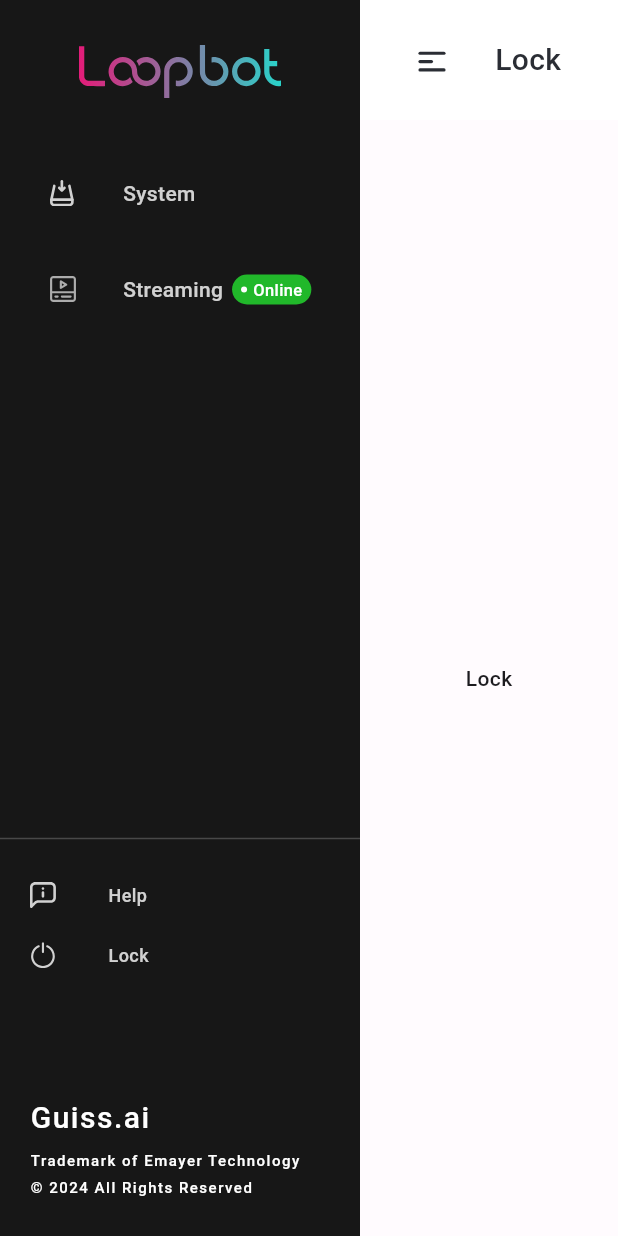
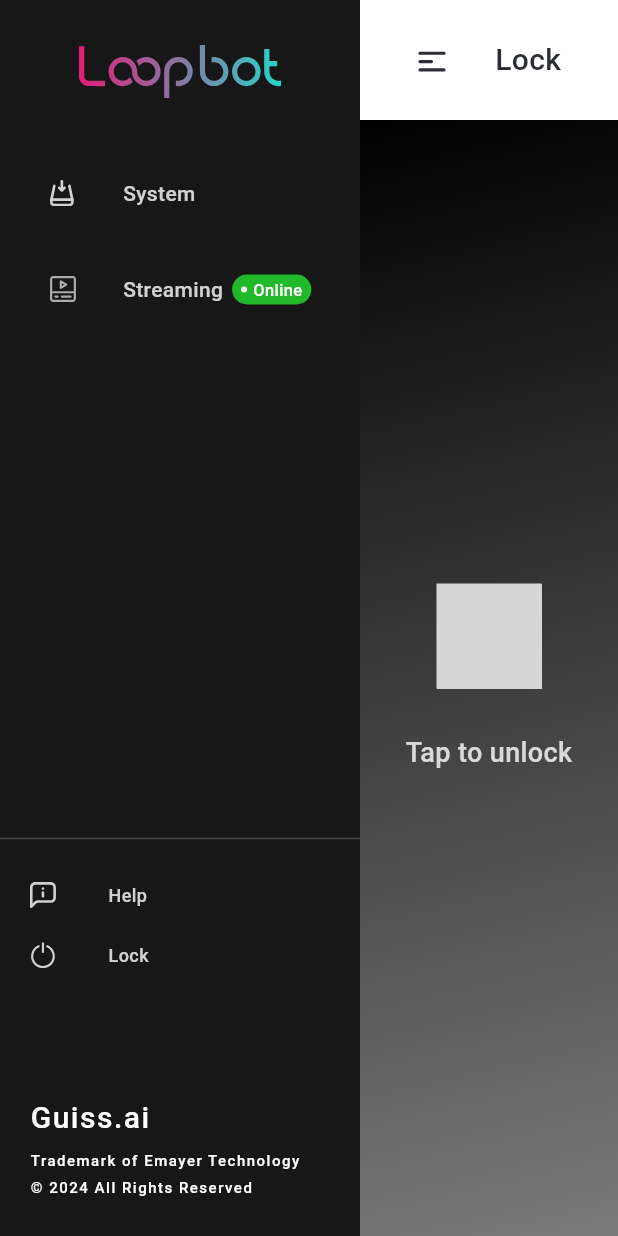
Before and after one commit to ibrahim-ylmz/emayer-cutter, a Flutter app: the screen it shows after launch, after a tap on "Streaming", after a tap on "Help", after a tap on "Lock", on a phone screen of 412 x 824 dp. Run offline on Flutter 3.47's test engine with Material 3 defaults, Android fonts, the phone set to English and light mode, and no system bars; our stand-ins replace flutter_svg, go_router; missing offline and left inert: window_manager; grey boxes are pictures that could not be loaded.

Commit message:
Add HelpScreen and LockScreen components; refactor appRouter routes

```diff
--- a/lib/core/navigation/app_router.dart
+++ b/lib/core/navigation/app_router.dart
@@ -1,4 +1,6 @@
+import 'package:emayer_cutter/feature/help/help_screen.dart';
 import 'package:emayer_cutter/feature/home/home_screen.dart';
+import 'package:emayer_cutter/feature/lock/lock_screen.dart';
 import 'package:emayer_cutter/feature/splash/splash_screen.dart';
 import 'package:flutter/material.dart';
 import 'package:go_router/go_router.dart';
@@ -16,8 +18,8 @@ final GoRouter appRouter = GoRouter(
       routes: [
         GoRoute(path: AppRouterName.system, builder: (context, state) => const Scaffold(body: Center(child: Text('System')))),
         GoRoute(path: AppRouterName.stream, builder: (context, state) => const Scaffold(body: Center(child: Text('Stream')))),
-        GoRoute(path: AppRouterName.help, builder: (context, state) => const Scaffold(body: Center(child: Text('Help')))),
-        GoRoute(path: AppRouterName.lock, builder: (context, state) => const Scaffold(body: Center(child: Text('Lock')))),
+        GoRoute(path: AppRouterName.help, builder: (context, state) => const HelpScreen()),
+        GoRoute(path: AppRouterName.lock, builder: (context, state) => const LockScreen()),
       ],
     ),
   ],
--- /dev/null
+++ b/lib/feature/help/help_screen.dart
@@ -0,0 +1,200 @@
+import 'package:flutter/material.dart';
+import 'package:emayer_cutter/core/design/size_extensions.dart';
+import 'package:emayer_cutter/core/design/app_component_sizes.dart';
+
+class HelpScreen extends StatelessWidget {
+  const HelpScreen({super.key});
+
+  @override
+  Widget build(BuildContext context) {
+    return Scaffold(
+      backgroundColor: Theme.of(context).primaryColor,
+      body: Padding(
+        padding: EdgeInsets.only(
+          left: 60.w,
+          top: 50.h,
+          bottom: 50.h,
+          right: 60.w,
+        ),
+        child: Column(
+          children: [
+            Container(
+              width: 340.w,
+              decoration: BoxDecoration(
+                color: const Color.fromRGBO(255, 255, 255, 1),
+                borderRadius: BorderRadius.circular(AppComponentSizes.largeRadius * 2),
+                boxShadow: const [
+                  BoxShadow(
+                    color: Color.fromRGBO(0, 0, 0, 0.25),
+                    offset: Offset(0, 4),
+                    blurRadius: 4,
+                  ),
+                ],
+              ),
+              child: Padding(
+                padding: EdgeInsets.only(
+                  left: AppComponentSizes.extraLargeSpacing,
+                  top: AppComponentSizes.extraLargeSpacing,
+                  right: AppComponentSizes.extraLargeSpacing,
+                  bottom: AppComponentSizes.extraLargeSpacing,
+                ),
+                child: Column(
+                  crossAxisAlignment: CrossAxisAlignment.start,
+                  mainAxisAlignment: MainAxisAlignment.start,
+                  children: [
+                    Padding(
+                      padding: EdgeInsets.only(bottom: 18.h),
+                      child: Text(
+                        'Contact Information',
+                        style: TextStyle(
+                          fontFamily: 'Roboto',
+                          fontSize: AppComponentSizes.bodyFontSize,
+                          fontWeight: FontWeight.w400,
+                          color: const Color.fromRGBO(105, 109, 110, 1),
+                        ),
+                      ),
+                    ),
+                    Row(
+                      crossAxisAlignment: CrossAxisAlignment.start,
+                      children: [
+                        Container(
+                          width: 40.w,
+                          height: 40.w,
+                          decoration: BoxDecoration(
+                            gradient: const LinearGradient(
+                              colors: [
+                                Color.fromRGBO(40, 181, 224, 1),
+                                Color.fromRGBO(4, 150, 255, 1),
+                              ],
+                              begin: Alignment.topCenter,
+                              end: Alignment.bottomCenter,
+                            ),
+                            borderRadius: BorderRadius.circular(AppComponentSizes.mediumRadius),
+                          ),
+                          child: Icon(
+                            Icons.email_rounded,
+                            size: AppComponentSizes.mediumIcon,
+                            color: const Color.fromRGBO(255, 255, 255, 1),
+                          ),
+                        ),
+                        SizedBox(width: 18.w),
+                        Expanded(
+                          child: Column(
+                            crossAxisAlignment: CrossAxisAlignment.start,
+                            children: [
+                              Row(
+                                mainAxisAlignment:
+                                    MainAxisAlignment.spaceBetween,
+                                children: [
+                                  Expanded(
+                                    child: Text(
+                                      'support@loopbot.co',
+                                      maxLines: 1,
+                                      softWrap: true,
+                                      overflow: TextOverflow.ellipsis,
+                                      style: TextStyle(
+                                        fontFamily: 'Roboto',
+                                        fontSize: AppComponentSizes.subtitleFontSize,
+                                        color: const Color.fromRGBO(65, 77, 85, 1),
+                                        fontWeight: FontWeight.w700,
+                                      ),
+                                    ),
+                                  ),
+                                ],
+                              ),
+                              Text(
+                                '24/7 Support',
+                                style: TextStyle(
+                                  fontFamily: 'Roboto',
+                                  fontSize: AppComponentSizes.captionFontSize,
+                                  fontWeight: FontWeight.w400,
+                                  color: const Color.fromRGBO(105, 109, 110, 1),
+                                ),
+                                maxLines: 10,
+                                overflow: TextOverflow.ellipsis,
+                              ),
+                            ],
+                          ),
+                        ),
+                      ],
+                    ),
+                    SizedBox(height: 16.h),
+                    Row(
+                      crossAxisAlignment: CrossAxisAlignment.start,
+                      children: [
+                        Container(
+                          width: 40.w,
+                          height: 40.w,
+                          decoration: BoxDecoration(
+                            gradient: const LinearGradient(
+                              colors: [
+                                Color.fromRGBO(40, 181, 224, 1),
+                                Color.fromRGBO(4, 150, 255, 1),
+                              ],
+                              begin: Alignment.topCenter,
+                              end: Alignment.bottomCenter,
+                            ),
+                            borderRadius: BorderRadius.circular(AppComponentSizes.mediumRadius),
+                          ),
+                          child: Center(
+                            child: Text(
+                              'phone',
+                              style: TextStyle(
+                                color: Colors.white,
+                                fontSize: AppComponentSizes.captionFontSize,
+                                fontFamily: 'Roboto',
+                              ),
+                            ),
+                          ),
+                        ),
+                        SizedBox(width: 18.w),
+                        Expanded(
+                          child: Column(
+                            crossAxisAlignment: CrossAxisAlignment.start,
+                            children: [
+                              Row(
+                                mainAxisAlignment:
+                                    MainAxisAlignment.spaceBetween,
+                                children: [
+                                  Expanded(
+                                    child: Text(
+                                      '+90 850 255 51 55',
+                                      maxLines: 1,
+                                      softWrap: true,
+                                      overflow: TextOverflow.ellipsis,
+                                      style: TextStyle(
+                                        fontFamily: 'Roboto',
+                                        fontSize: AppComponentSizes.subtitleFontSize,
+                                        color: const Color.fromRGBO(65, 77, 85, 1),
+                                        fontWeight: FontWeight.w700,
+                                      ),
+                                    ),
+                                  ),
+                                ],
+                              ),
+                              Text(
+                                '24/7 Support',
+                                style: TextStyle(
+                                  fontFamily: 'Roboto',
+                                  fontSize: AppComponentSizes.captionFontSize,
+                                  fontWeight: FontWeight.w400,
+                                  color: const Color.fromRGBO(105, 109, 110, 1),
+                                ),
+                                maxLines: 10,
+                                overflow: TextOverflow.ellipsis,
+                              ),
+                            ],
+                          ),
+                        ),
+                      ],
+                    ),
+                  ],
+                ),
+              ),
+            ),
+          ],
+        ),
+      ),
+    );
+  }
+}
--- a/lib/feature/home/widgets/drawer_info.dart
+++ b/lib/feature/home/widgets/drawer_info.dart
@@ -2,7 +2,7 @@ import 'package:flutter/material.dart';
 import 'package:emayer_cutter/core/design/size_extensions.dart';
 
 class DrawerInfo extends StatelessWidget {
-  const DrawerInfo({Key? key}) : super(key: key);
+  const DrawerInfo({super.key});
 
   @override
   Widget build(BuildContext context) {
@@ -55,9 +55,7 @@ class DrawerInfo extends StatelessWidget {
             ),
           );
         } else {
-          return SizedBox(
-            height: 85.h,
-          );
+          return SizedBox(height: 85.h);
         }
       },
     );
--- a/lib/feature/home/widgets/drawer_up_button.dart
+++ b/lib/feature/home/widgets/drawer_up_button.dart
@@ -10,8 +10,8 @@ class DrawerUpButton extends StatelessWidget {
     required this.onPressed,
     this.isStreaming = false,
     this.isStreamingOk = false,
-    Key? key,
-  }) : super(key: key);
+    super.key,
+  });
 
   final bool isEnable;
   final String title;
@@ -25,9 +25,7 @@ class DrawerUpButton extends StatelessWidget {
     Duration duration = Durations.long4;
 
     return Padding(
-      padding: EdgeInsets.only(
-        bottom: 18.h,
-      ),
+      padding: EdgeInsets.only(bottom: 18.h),
       child: InkWell(
         borderRadius: BorderRadius.circular(55),
         onTap: onPressed,
@@ -100,8 +98,7 @@ class DrawerUpButton extends StatelessWidget {
                               : Colors.red[700],
                         ),
                         child: Padding(
-                          padding: EdgeInsets.symmetric(
-                              horizontal: 6.w),
+                          padding: EdgeInsets.symmetric(horizontal: 6.w),
                           child: Row(
                             children: [
                               Container(
@@ -112,8 +109,7 @@ class DrawerUpButton extends StatelessWidget {
                                 ),
                               ),
                               Padding(
-                                padding:
-                                    EdgeInsets.only(left: 4.w),
+                                padding: EdgeInsets.only(left: 4.w),
                                 child: Text(
                                   isStreamingOk ? "Online" : "Offline",
                                   style: TextStyle(
--- /dev/null
+++ b/lib/feature/lock/lock_screen.dart
@@ -0,0 +1,102 @@
+import 'dart:async';
+
+import 'package:emayer_cutter/core/constant/const_asset.dart';
+import 'package:emayer_cutter/core/design/size_extensions.dart';
+import 'package:flutter/material.dart';
+import 'package:flutter_svg/svg.dart';
+
+class LockScreen extends StatefulWidget {
+  const LockScreen({super.key});
+
+  @override
+  State<LockScreen> createState() => _LockScreenState();
+}
+
+class _LockScreenState extends State<LockScreen> {
+  late Timer _timer;
+  late List<Color> _colors;
+  late int _currentColorIndex;
+  late Color _nextColor;
+
+  @override
+  void initState() {
+    super.initState();
+    _initializeColors();
+    _startColorTransitionTimer();
+  }
+
+  @override
+  void dispose() {
+    _timer.cancel();
+    super.dispose();
+  }
+
+  void _initializeColors() {
+    _colors = [
+      const Color(0xFF000000),
+      const Color(0xFF7A7A7A),
+      const Color(0xFF111111),
+      const Color(0xFF696969),
+      const Color(0xFF232323),
+      const Color(0xFF575757),
+      const Color(0xFF343434),
+      const Color(0xFF464646),
+    ];
+    _currentColorIndex = 0;
+    _nextColor = _colors[(_currentColorIndex + 1) % _colors.length];
+  }
+
+  void _startColorTransitionTimer() {
+    _timer = Timer.periodic(const Duration(seconds: 3), (_) {
+      setState(() {
+        _currentColorIndex = (_currentColorIndex + 1) % _colors.length;
+        _nextColor = _colors[(_currentColorIndex + 1) % _colors.length];
+      });
+    });
+  }
+
+  @override
+  Widget build(BuildContext context) {
+    return Scaffold(
+      body: GestureDetector(
+        onTap: () {
+          Navigator.of(context).pop();
+        },
+        child: AnimatedContainer(
+          duration: const Duration(seconds: 3),
+          curve: Curves.easeInOut,
+          width: double.infinity,
+          height: double.infinity,
+          decoration: BoxDecoration(
+            gradient: LinearGradient(
+              colors: [
+                _colors[_currentColorIndex].withValues(alpha: 1),
+                _nextColor.withValues(alpha: 1),
+              ],
+              begin: Alignment.topLeft,
+              end: Alignment.bottomRight,
+            ),
+          ),
+          child: Center(
+            child: Column(
+              mainAxisAlignment: MainAxisAlignment.center,
+              children: [
+                SvgPicture.asset(AssetsConfirguration.splash, height: 70.h),
+                SizedBox(height: 30.h),
+                Text(
+                  'Tap to unlock',
+                  style: TextStyle(
+                    color: Colors.white.withValues(alpha: 0.8),
+                    fontSize: 18.sp,
+                    fontFamily: 'Roboto',
+                    fontWeight: FontWeight.w300,
+                  ),
+                ),
+              ],
+            ),
+          ),
+        ),
+      ),
+    );
+  }
+}
```
